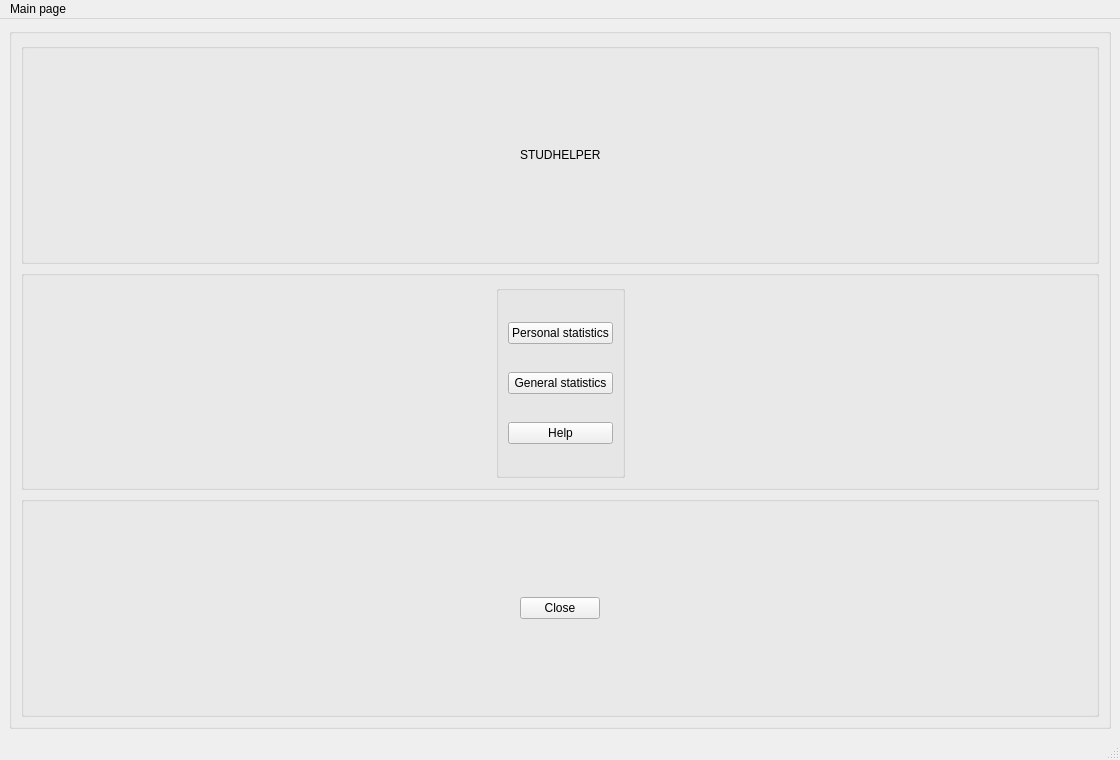
Qt form untitled52/mainwindow.ui (0schweps0/studhelper) before a commit.
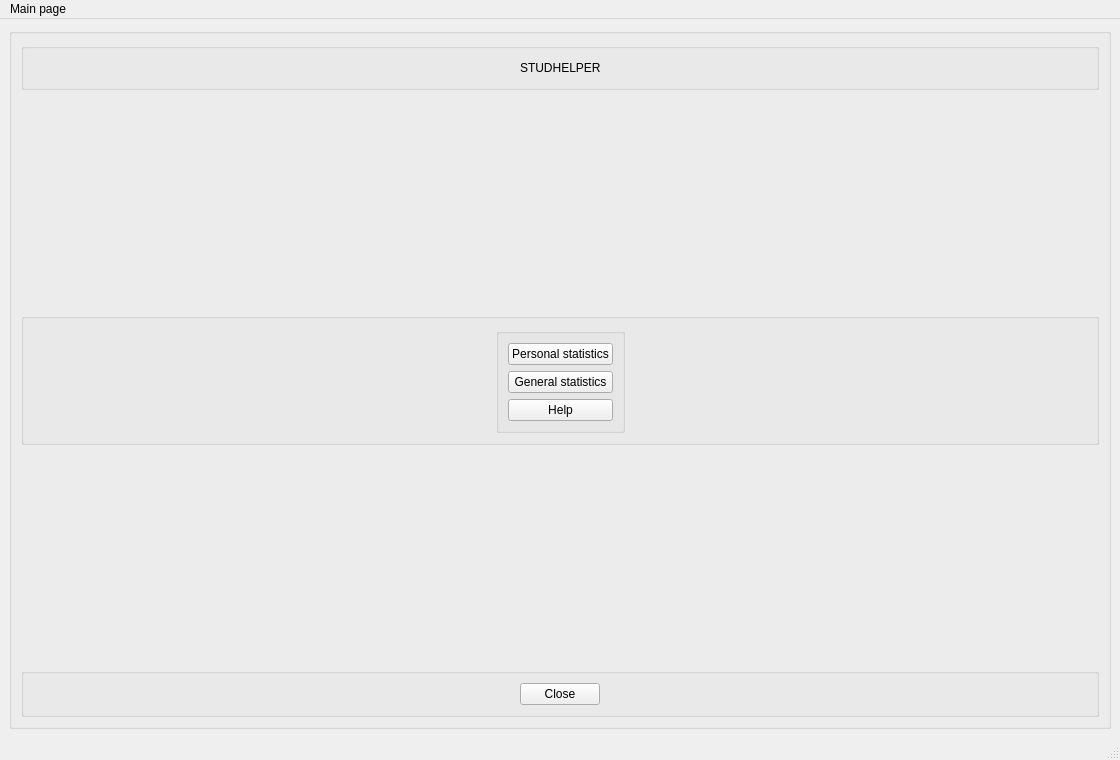
The same form after that commit.

```diff
--- a/untitled52/mainwindow.ui
+++ b/untitled52/mainwindow.ui
@@ -63,6 +63,19 @@
          </layout>
         </widget>
        </item>
+       <item>
+        <spacer name="verticalSpacer_2">
+         <property name="orientation">
+          <enum>Qt::Orientation::Vertical</enum>
+         </property>
+         <property name="sizeHint" stdset="0">
+          <size>
+           <width>20</width>
+           <height>203</height>
+          </size>
+         </property>
+        </spacer>
+       </item>
        <item>
         <widget class="QGroupBox" name="groupBox">
          <property name="title">
@@ -128,6 +141,19 @@
          </layout>
         </widget>
        </item>
+       <item>
+        <spacer name="verticalSpacer">
+         <property name="orientation">
+          <enum>Qt::Orientation::Vertical</enum>
+         </property>
+         <property name="sizeHint" stdset="0">
+          <size>
+           <width>78</width>
+           <height>203</height>
+          </size>
+         </property>
+        </spacer>
+       </item>
        <item>
         <widget class="QGroupBox" name="groupBox_3">
          <property name="title">
```
